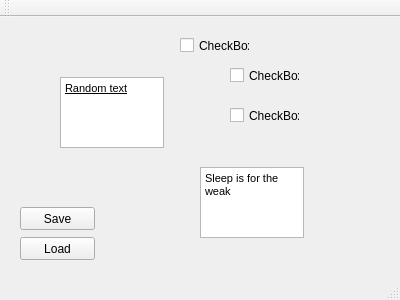
This is Development Deliverables/Qt Projects/Source/mainwindow.ui in jjzhang166/QTGUI as Qt 5 draws it before an edit. The edited form follows.
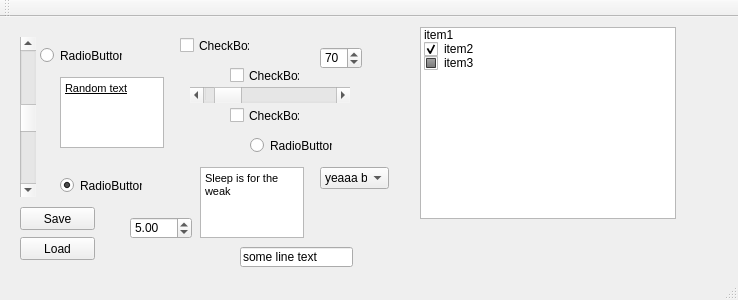
This is the edited form.

The edit to the form file:
```diff
--- a/Development Deliverables/Qt Projects/Source/mainwindow.ui
+++ b/Development Deliverables/Qt Projects/Source/mainwindow.ui
@@ -6,7 +6,7 @@
    <rect>
     <x>0</x>
     <y>0</y>
-    <width>400</width>
+    <width>738</width>
     <height>300</height>
    </rect>
   </property>
@@ -115,6 +115,165 @@
      <string>CheckBox</string>
     </property>
    </widget>
+   <widget class="QRadioButton" name="radioButton">
+    <property name="geometry">
+     <rect>
+      <x>60</x>
+      <y>160</y>
+      <width>82</width>
+      <height>17</height>
+     </rect>
+    </property>
+    <property name="text">
+     <string>RadioButton</string>
+    </property>
+    <property name="checked">
+     <bool>true</bool>
+    </property>
+   </widget>
+   <widget class="QRadioButton" name="radioButton_2">
+    <property name="geometry">
+     <rect>
+      <x>250</x>
+      <y>120</y>
+      <width>82</width>
+      <height>17</height>
+     </rect>
+    </property>
+    <property name="text">
+     <string>RadioButton</string>
+    </property>
+   </widget>
+   <widget class="QRadioButton" name="radioButton_3">
+    <property name="geometry">
+     <rect>
+      <x>40</x>
+      <y>30</y>
+      <width>82</width>
+      <height>17</height>
+     </rect>
+    </property>
+    <property name="text">
+     <string>RadioButton</string>
+    </property>
+   </widget>
+   <widget class="QComboBox" name="comboBox">
+    <property name="geometry">
+     <rect>
+      <x>320</x>
+      <y>150</y>
+      <width>69</width>
+      <height>22</height>
+     </rect>
+    </property>
+    <item>
+     <property name="text">
+      <string>yeaaa boiii</string>
+     </property>
+    </item>
+   </widget>
+   <widget class="QDoubleSpinBox" name="doubleSpinBox">
+    <property name="geometry">
+     <rect>
+      <x>130</x>
+      <y>200</y>
+      <width>62</width>
+      <height>22</height>
+     </rect>
+    </property>
+    <property name="value">
+     <double>5.000000000000000</double>
+    </property>
+   </widget>
+   <widget class="QSpinBox" name="spinBox">
+    <property name="geometry">
+     <rect>
+      <x>320</x>
+      <y>30</y>
+      <width>42</width>
+      <height>22</height>
+     </rect>
+    </property>
+    <property name="value">
+     <number>70</number>
+    </property>
+   </widget>
+   <widget class="QLineEdit" name="lineEdit">
+    <property name="geometry">
+     <rect>
+      <x>240</x>
+      <y>230</y>
+      <width>113</width>
+      <height>20</height>
+     </rect>
+    </property>
+    <property name="text">
+     <string>some line text</string>
+    </property>
+   </widget>
+   <widget class="QScrollBar" name="horizontalScrollBar">
+    <property name="geometry">
+     <rect>
+      <x>190</x>
+      <y>70</y>
+      <width>160</width>
+      <height>16</height>
+     </rect>
+    </property>
+    <property name="value">
+     <number>10</number>
+    </property>
+    <property name="orientation">
+     <enum>Qt::Horizontal</enum>
+    </property>
+   </widget>
+   <widget class="QScrollBar" name="verticalScrollBar">
+    <property name="geometry">
+     <rect>
+      <x>20</x>
+      <y>20</y>
+      <width>16</width>
+      <height>160</height>
+     </rect>
+    </property>
+    <property name="value">
+     <number>50</number>
+    </property>
+    <property name="orientation">
+     <enum>Qt::Vertical</enum>
+    </property>
+   </widget>
+   <widget class="QListWidget" name="listWidget">
+    <property name="geometry">
+     <rect>
+      <x>420</x>
+      <y>10</y>
+      <width>256</width>
+      <height>192</height>
+     </rect>
+    </property>
+    <item>
+     <property name="text">
+      <string>item1</string>
+     </property>
+    </item>
+    <item>
+     <property name="text">
+      <string>item2</string>
+     </property>
+     <property name="checkState">
+      <enum>Checked</enum>
+     </property>
+    </item>
+    <item>
+     <property name="text">
+      <string>item3</string>
+     </property>
+     <property name="checkState">
+      <enum>PartiallyChecked</enum>
+     </property>
+    </item>
+   </widget>
   </widget>
   <widget class="QMenuBar" name="menuBar">
    <property name="geometry">
```
Left out of the diff: 2 changed lines with no effect on the pictures.
